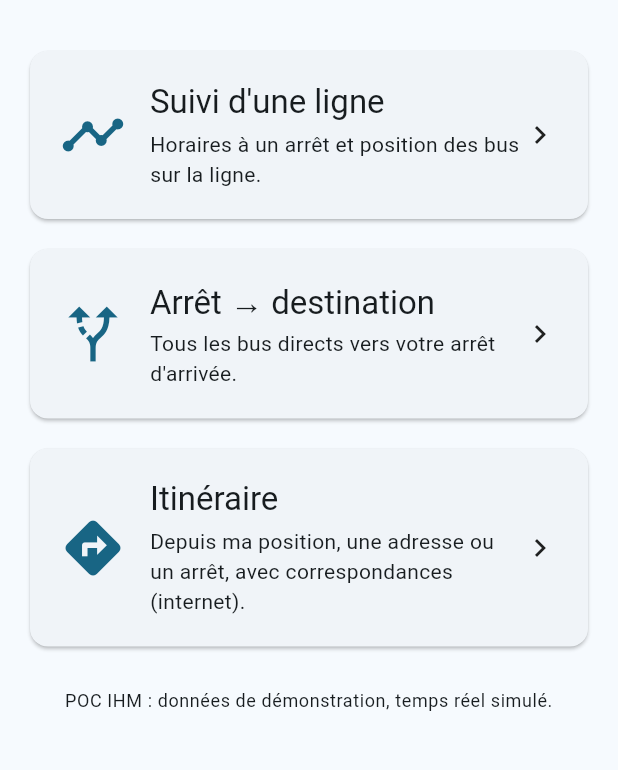
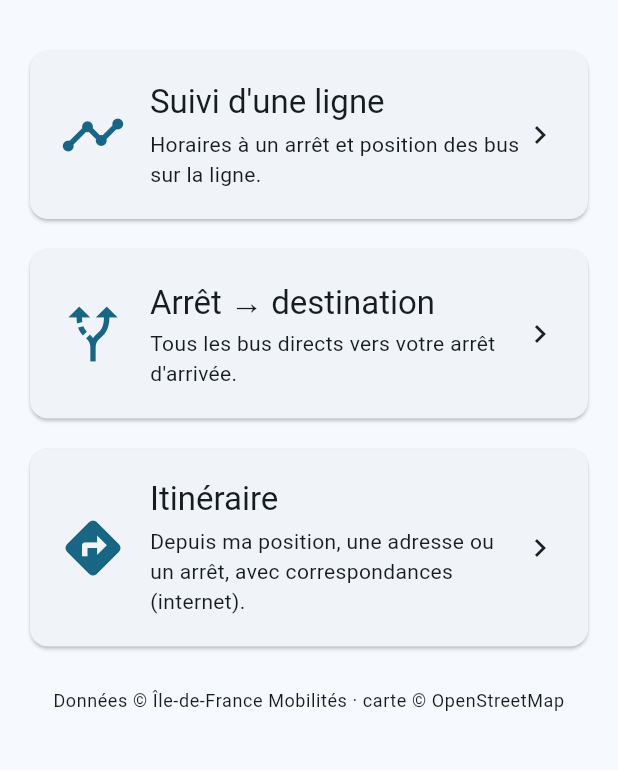
Before and after one commit to applitransport/applitransport, a Flutter app: the screen it shows after launch, on a phone screen of 412 x 824 dp, the part 63-833 px from its top. Run offline on Flutter 3.47's test engine with Material 3 defaults, Android fonts, the phone set to English and light mode, and no system bars; our stand-ins replace flutter_map, geolocator, latlong2, package_info_plus; network calls fail.

Commit message:
Libellés : retrait de « POC » (description, titre de la fenêtre)

```diff
--- a/appli/lib/screens/home_screen.dart
+++ b/appli/lib/screens/home_screen.dart
@@ -59,7 +59,7 @@ class HomeScreen extends StatelessWidget {
         useCase(Icons.directions, 'Itinéraire',
             'Depuis ma position, une adresse ou un arrêt, avec correspondances (internet).', ItineraryScreen(app: app)),
         const SizedBox(height: 24),
-        Text('POC IHM : données de démonstration, temps réel simulé.',
+        Text('Données © Île-de-France Mobilités · carte © OpenStreetMap',
             textAlign: TextAlign.center, style: Theme.of(context).textTheme.bodySmall),
       ]),
     );
--- a/appli/pubspec.yaml
+++ b/appli/pubspec.yaml
@@ -1,5 +1,5 @@
 name: applitransport
-description: "Suivi temps réel des bus Île-de-France (POC IHM)"
+description: "Transports en commun d'Île-de-France : horaires hors ligne, temps réel, itinéraires"
 # The following line prevents the package from being accidentally published to
 # pub.dev using `flutter pub publish`. This is preferred for private packages.
 publish_to: 'none' # Remove this line if you wish to publish to pub.dev
```
Also changed, not shown: 1 other file.
